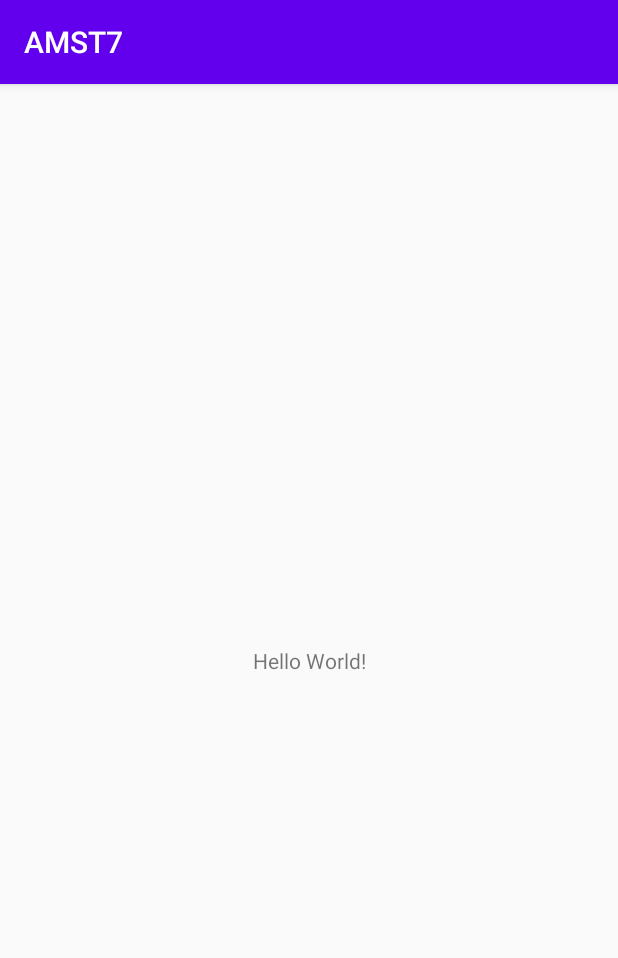
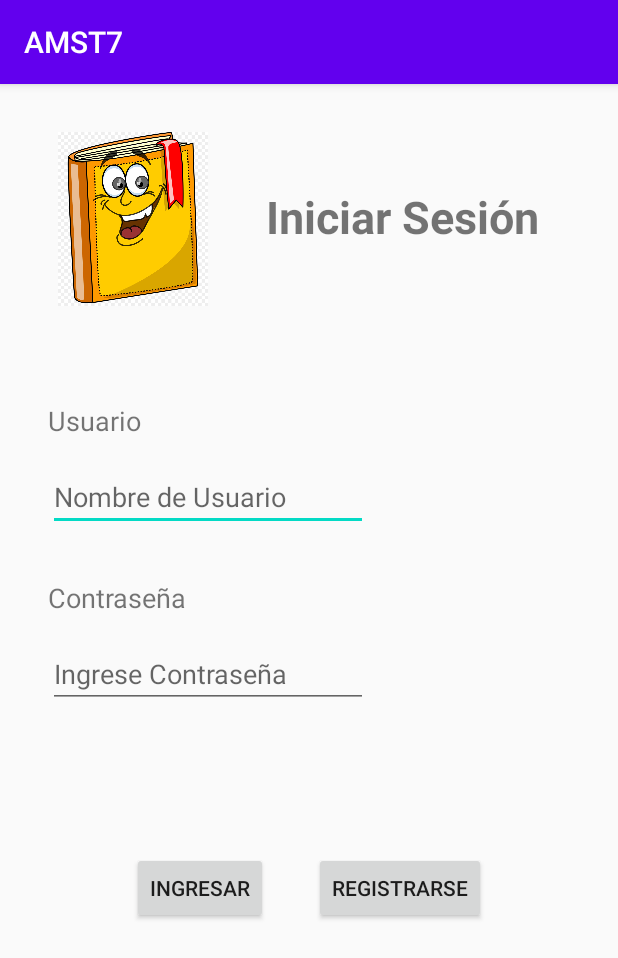
Before and after one commit to MelissaBanchonV/PST_TA5_G7, an Android app: the screen it shows after launch (MainActivity), on a phone screen of 412 x 824 dp. Shown: the top 958 px of the screen. Run offline under Robolectric (Android 15) with nearby library versions, the phone set to English and light mode, and no system bars.

Commit message:
cambios en interfaz de iniciar sesion

```diff
--- a/app/src/main/res/layout/activity_main.xml
+++ b/app/src/main/res/layout/activity_main.xml
@@ -9,10 +9,94 @@
     <TextView
         android:layout_width="wrap_content"
         android:layout_height="wrap_content"
-        android:text="Hello World!"
-        app:layout_constraintBottom_toBottomOf="parent"
-        app:layout_constraintLeft_toLeftOf="parent"
-        app:layout_constraintRight_toRightOf="parent"
+        android:layout_marginStart="32dp"
+        android:layout_marginTop="68dp"
+        android:text="@string/iniciar_sesi_n"
+        android:textSize="30sp"
+        android:textStyle="bold"
+        app:layout_constraintStart_toEndOf="@+id/imageView"
         app:layout_constraintTop_toTopOf="parent" />
 
+    <ImageView
+        android:id="@+id/imageView"
+        android:layout_width="113dp"
+        android:layout_height="116dp"
+        android:layout_marginStart="32dp"
+        android:layout_marginTop="32dp"
+        android:contentDescription="@string/todo"
+        app:layout_constraintStart_toStartOf="parent"
+        app:layout_constraintTop_toTopOf="parent"
+        app:srcCompat="@drawable/libropor" />
+
+    <TextView
+        android:id="@+id/textUsuario"
+        android:layout_width="wrap_content"
+        android:layout_height="wrap_content"
+        android:layout_marginStart="32dp"
+        android:layout_marginTop="64dp"
+        android:text="@string/usuario"
+        android:textSize="18sp"
+        app:layout_constraintStart_toStartOf="parent"
+        app:layout_constraintTop_toBottomOf="@+id/imageView" />
+
+    <EditText
+        android:id="@+id/nomusu"
+        android:layout_width="wrap_content"
+        android:layout_height="wrap_content"
+        android:layout_marginStart="32dp"
+        android:layout_marginTop="16dp"
+        android:ems="10"
+        android:hint="@string/nombre_de_usuario"
+        android:inputType="textPersonName"
+        app:layout_constraintStart_toStartOf="parent"
+        app:layout_constraintTop_toBottomOf="@+id/textUsuario"
+        android:autofillHints="" />
+
+    <TextView
+        android:id="@+id/textcontra"
+        android:layout_width="wrap_content"
+        android:layout_height="wrap_content"
+        android:layout_marginStart="32dp"
+        android:layout_marginTop="32dp"
+        android:text="@string/contrase_a"
+        android:textSize="18sp"
+        app:layout_constraintStart_toStartOf="parent"
+        app:layout_constraintTop_toBottomOf="@+id/nomusu" />
+
+    <EditText
+        android:id="@+id/contras"
+        android:layout_width="wrap_content"
+        android:layout_height="wrap_content"
+        android:layout_marginStart="32dp"
+        android:layout_marginTop="16dp"
+        android:ems="10"
+        android:hint="@string/ingrese_contrase_a"
+        android:inputType="textPassword"
+        app:layout_constraintStart_toStartOf="parent"
+        app:layout_constraintTop_toBottomOf="@+id/textcontra"
+        android:autofillHints="" />
+
+    <Button
+        android:id="@+id/ingreso"
+        android:layout_width="wrap_content"
+        android:layout_height="wrap_content"
+        android:layout_marginStart="88dp"
+        android:layout_marginTop="96dp"
+        android:text="@string/ingresar"
+        app:layout_constraintStart_toStartOf="parent"
+        app:layout_constraintTop_toBottomOf="@+id/contras" />
+
+    <Button
+        android:id="@+id/registro"
+        android:layout_width="wrap_content"
+        android:layout_height="wrap_content"
+        android:layout_marginStart="32dp"
+        android:layout_marginTop="96dp"
+        android:layout_marginEnd="88dp"
+        android:text="@string/registrarse"
+        app:layout_constraintEnd_toEndOf="parent"
+        app:layout_constraintHorizontal_bias="1.0"
+        app:layout_constraintStart_toEndOf="@+id/ingreso"
+        app:layout_constraintTop_toBottomOf="@+id/contras" />
+
 </androidx.constraintlayout.widget.ConstraintLayout>
--- a/app/src/main/res/values/strings.xml
+++ b/app/src/main/res/values/strings.xml
@@ -1,3 +1,11 @@
 <resources>
     <string name="app_name">AMST7</string>
+    <string name="iniciar_sesi_n">Iniciar Sesión</string>
+    <string name="todo">TODO</string>
+    <string name="usuario">Usuario</string>
+    <string name="nombre_de_usuario">Nombre de Usuario</string>
+    <string name="contrase_a">Contraseña</string>
+    <string name="ingrese_contrase_a">Ingrese Contraseña</string>
+    <string name="ingresar">INGRESAR</string>
+    <string name="registrarse">REGISTRARSE</string>
 </resources>
```
